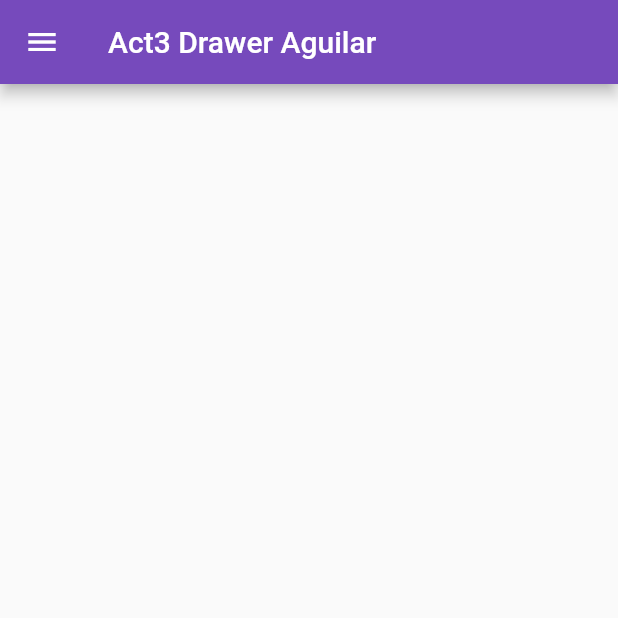
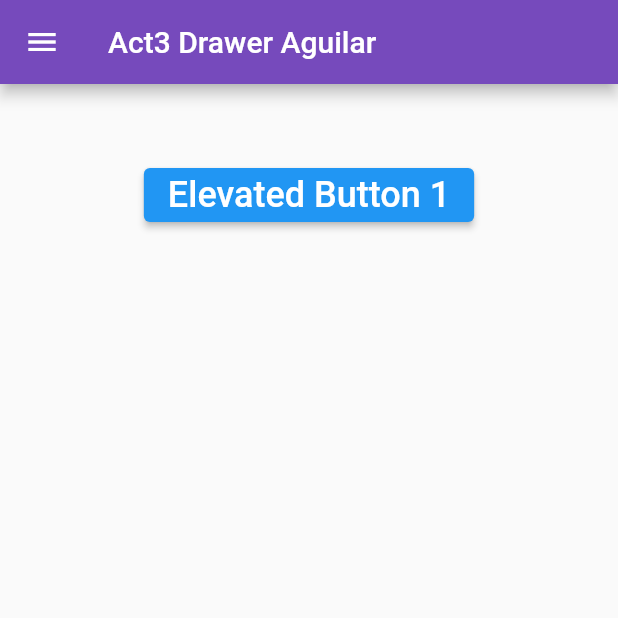
Before and after one commit to AguilarMartinezAntonioAlejandro017/DrawerFlutlab, a Flutter app: the screen it shows after launch, on a phone screen of 412 x 824 dp, the top half of it. Run offline on Flutter 3.47's test engine with Material 2 defaults, Android fonts, the phone set to English and light mode, and no system bars.

```diff
--- a/lib/main.dart
+++ b/lib/main.dart
@@ -3,7 +3,7 @@ import 'package:flutter/material.dart';
 void main() => runApp(MyApp());
 
 class MyApp extends StatelessWidget {
-  const MyApp({super.key});
+  const MyApp({Key? key}) : super(key: key);
   static const String _title = 'Drawer Flutter';
   // This widget is the root of your application.
   @override
@@ -26,9 +26,11 @@ class MyHomePage extends StatefulWidget {
 }
 
 class _MyHomePageState extends State<MyHomePage> {
+  final GlobalKey<ScaffoldState> _key = GlobalKey(); // Create a key
   @override
   Widget build(BuildContext context) {
     return Scaffold(
+      key: _key,
       appBar: AppBar(
         title: Text('Act3 Drawer Aguilar'),
         backgroundColor: const Color(0xff764abc),
@@ -59,7 +61,7 @@ class _MyHomePageState extends State<MyHomePage> {
               leading: Icon(
                 Icons.home,
               ),
-              title: const Text('Pagina 1'),
+              title: const Text('Page 1'),
               onTap: () {
                 Navigator.pop(context);
               },
@@ -68,7 +70,7 @@ class _MyHomePageState extends State<MyHomePage> {
               leading: Icon(
                 Icons.train,
               ),
-              title: const Text('Pagina 2'),
+              title: const Text('Page 2'),
               onTap: () {
                 Navigator.pop(context);
               },
@@ -77,10 +79,26 @@ class _MyHomePageState extends State<MyHomePage> {
               leading: Icon(
                 Icons.access_alarm,
               ),
-              title: const Text('Pagina 3'),
+              title: const Text('Page 3'),
               onTap: () {
                 Navigator.pop(context);
               },
+            ),
+            AboutListTile(
+              // <-- SEE HERE
+              icon: Icon(
+                Icons.info,
+              ),
+              child: Text('About app'),
+              applicationIcon: Icon(
+                Icons.local_play,
+              ),
+              applicationName: 'My Cool App',
+              applicationVersion: '1.0.25',
+              applicationLegalese: '© 2019 Company',
+              aboutBoxChildren: [
+                ///Content goes here...
+              ],
             ),
           ],
         ),
@@ -91,6 +109,15 @@ class _MyHomePageState extends State<MyHomePage> {
             SizedBox(
               height: 50,
             ),
+            ElevatedButton(
+              onPressed: () {
+                _key.currentState!.openDrawer(); //<-- SEE HERE
+              },
+              child: const Text(
+                'Elevated Button 1',
+                style: TextStyle(fontSize: 24),
+              ),
+            ),
           ],
         ),
       ),
```
